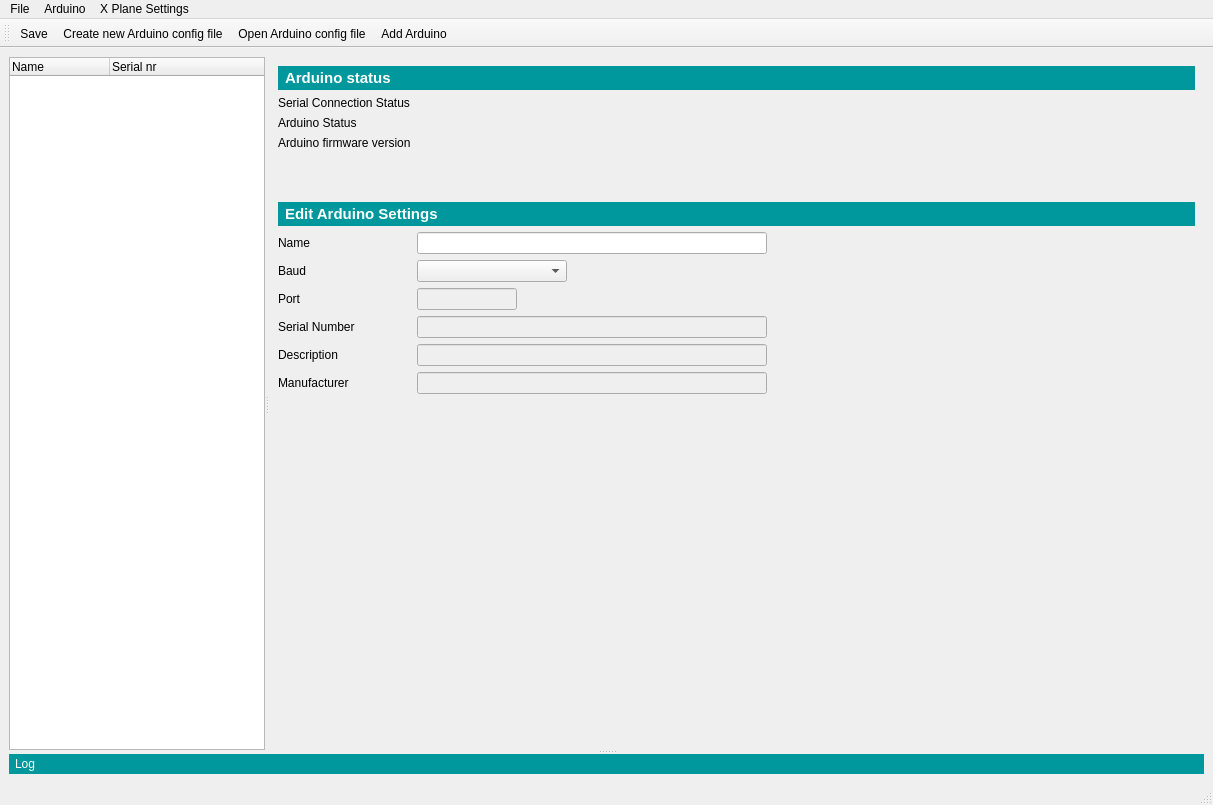
Above: gui/mainwindow.ui from leleopard/pyXPArduino before the change. Below: the same form after it.
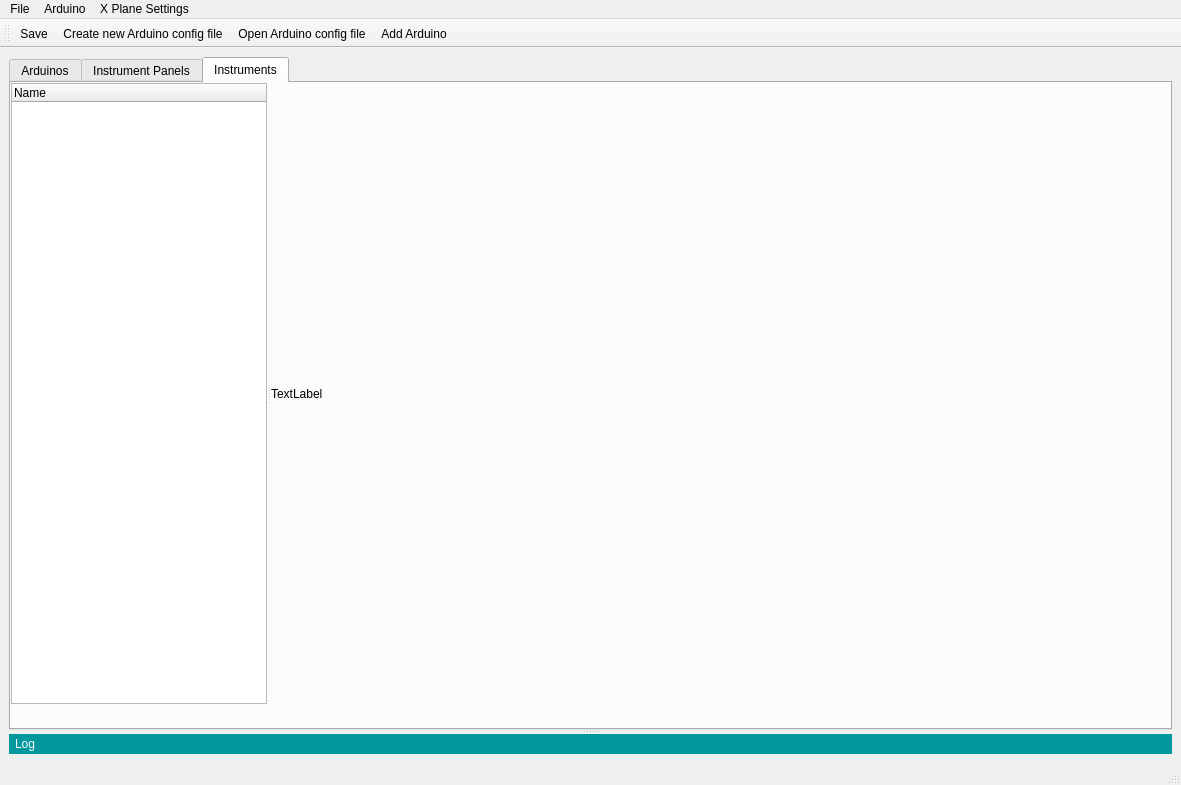
That is the form after the change. The open tabs and pages were chosen to show the change. Icons and pictures are not drawn.

Commit message: starting to add instrumentpanel functions

```diff
--- a/gui/mainwindow.ui
+++ b/gui/mainwindow.ui
@@ -6,8 +6,8 @@
    <rect>
     <x>0</x>
     <y>0</y>
-    <width>1213</width>
-    <height>805</height>
+    <width>1181</width>
+    <height>785</height>
    </rect>
   </property>
   <property name="sizePolicy">
@@ -38,10 +38,54 @@
    </property>
    <layout class="QVBoxLayout" name="verticalLayout">
     <item>
-     <widget class="QSplitter" name="splitter_hor">
+     <widget class="QSplitter" name="splitter_2">
+      <property name="sizePolicy">
+       <sizepolicy hsizetype="Expanding" vsizetype="Expanding">
+        <horstretch>0</horstretch>
+        <verstretch>0</verstretch>
+       </sizepolicy>
+      </property>
       <property name="orientation">
        <enum>Qt::Vertical</enum>
       </property>
+      <widget class="QTabWidget" name="tabWidget">
+       <property name="sizePolicy">
+        <sizepolicy hsizetype="Expanding" vsizetype="Preferred">
+         <horstretch>0</horstretch>
+         <verstretch>3</verstretch>
+        </sizepolicy>
+       </property>
+       <property name="tabShape">
+        <enum>QTabWidget::Rounded</enum>
+       </property>
+       <property name="currentIndex">
+        <number>0</number>
+       </property>
+       <widget class="QWidget" name="tab_arduino">
+        <property name="sizePolicy">
+         <sizepolicy hsizetype="Expanding" vsizetype="Expanding">
+          <horstretch>0</horstretch>
+          <verstretch>0</verstretch>
+         </sizepolicy>
+        </property>
+        <property name="accessibleName">
+         <string/>
+        </property>
+        <property name="accessibleDescription">
+         <string/>
+        </property>
+        <property name="autoFillBackground">
+         <bool>false</bool>
+        </property>
+        <attribute name="icon">
+         <iconset resource="resources.qrc">
+          <normaloff>:/newPrefix/ardIcon2.png</normaloff>:/newPrefix/ardIcon2.png</iconset>
+        </attribute>
+        <attribute name="title">
+         <string>Arduinos</string>
+        </attribute>
+        <layout class="QVBoxLayout" name="verticalLayout_3">
+         <item>
       <widget class="QSplitter" name="splitter">
        <property name="sizePolicy">
         <sizepolicy hsizetype="Expanding" vsizetype="Expanding">
@@ -365,7 +409,6 @@
               <property name="font">
                <font>
                 <pointsize>11</pointsize>
-                <weight>75</weight>
                 <bold>true</bold>
                </font>
               </property>
@@ -415,7 +458,6 @@
               <property name="font">
                <font>
                 <pointsize>11</pointsize>
-                <weight>75</weight>
                 <bold>true</bold>
                </font>
               </property>
@@ -497,6 +539,94 @@
         </layout>
        </widget>
       </widget>
+         </item>
+        </layout>
+       </widget>
+       <widget class="QWidget" name="tab_instrumentpanels">
+        <attribute name="title">
+         <string>Instrument Panels</string>
+        </attribute>
+       </widget>
+       <widget class="QWidget" name="tab_instruments">
+        <property name="sizePolicy">
+         <sizepolicy hsizetype="Expanding" vsizetype="Expanding">
+          <horstretch>0</horstretch>
+          <verstretch>0</verstretch>
+         </sizepolicy>
+        </property>
+        <attribute name="title">
+         <string>Instruments</string>
+        </attribute>
+        <widget class="QSplitter" name="splitter_3">
+         <property name="geometry">
+          <rect>
+           <x>0</x>
+           <y>0</y>
+           <width>1161</width>
+           <height>621</height>
+          </rect>
+         </property>
+         <property name="sizePolicy">
+          <sizepolicy hsizetype="Expanding" vsizetype="Expanding">
+           <horstretch>0</horstretch>
+           <verstretch>20</verstretch>
+          </sizepolicy>
+         </property>
+         <property name="orientation">
+          <enum>Qt::Horizontal</enum>
+         </property>
+         <widget class="QWidget" name="widget_2" native="true">
+          <property name="sizePolicy">
+           <sizepolicy hsizetype="Expanding" vsizetype="Expanding">
+            <horstretch>0</horstretch>
+            <verstretch>0</verstretch>
+           </sizepolicy>
+          </property>
+          <layout class="QHBoxLayout" name="horizontalLayout_3">
+           <item>
+            <widget class="QTreeWidget" name="instrumentsTreeWidget">
+             <property name="sizePolicy">
+              <sizepolicy hsizetype="MinimumExpanding" vsizetype="Expanding">
+               <horstretch>0</horstretch>
+               <verstretch>0</verstretch>
+              </sizepolicy>
+             </property>
+             <property name="columnCount">
+              <number>1</number>
+             </property>
+             <column>
+              <property name="text">
+               <string notr="true">Name</string>
+              </property>
+             </column>
+            </widget>
+           </item>
+          </layout>
+         </widget>
+         <widget class="QWidget" name="widget_3" native="true">
+          <property name="sizePolicy">
+           <sizepolicy hsizetype="Expanding" vsizetype="Expanding">
+            <horstretch>3</horstretch>
+            <verstretch>0</verstretch>
+           </sizepolicy>
+          </property>
+          <layout class="QHBoxLayout" name="horizontalLayout_4">
+           <item>
+            <layout class="QGridLayout" name="gridLayout">
+             <item row="0" column="0">
+              <widget class="QLabel" name="label_12">
+               <property name="text">
+                <string>TextLabel</string>
+               </property>
+              </widget>
+             </item>
+            </layout>
+           </item>
+          </layout>
+         </widget>
+        </widget>
+       </widget>
+      </widget>
       <widget class="QWidget" name="widget_logger" native="true">
        <property name="sizePolicy">
         <sizepolicy hsizetype="Preferred" vsizetype="Maximum">
@@ -534,7 +664,7 @@
     <rect>
      <x>0</x>
      <y>0</y>
-     <width>1213</width>
+     <width>1181</width>
      <height>22</height>
     </rect>
    </property>
@@ -574,7 +704,7 @@
     <enum>TopToolBarArea</enum>
    </attribute>
    <attribute name="toolBarBreak">
-    <bool>true</bool>
+    <bool>false</bool>
    </attribute>
    <addaction name="actionSave"/>
    <addaction name="actionCreate_new_Arduino_config_file"/>
```
Left out of the diff: 123 changed lines with no effect on the pictures. Lines whose indentation alone changed are shown as unchanged. The commit also changes 373 other files.
